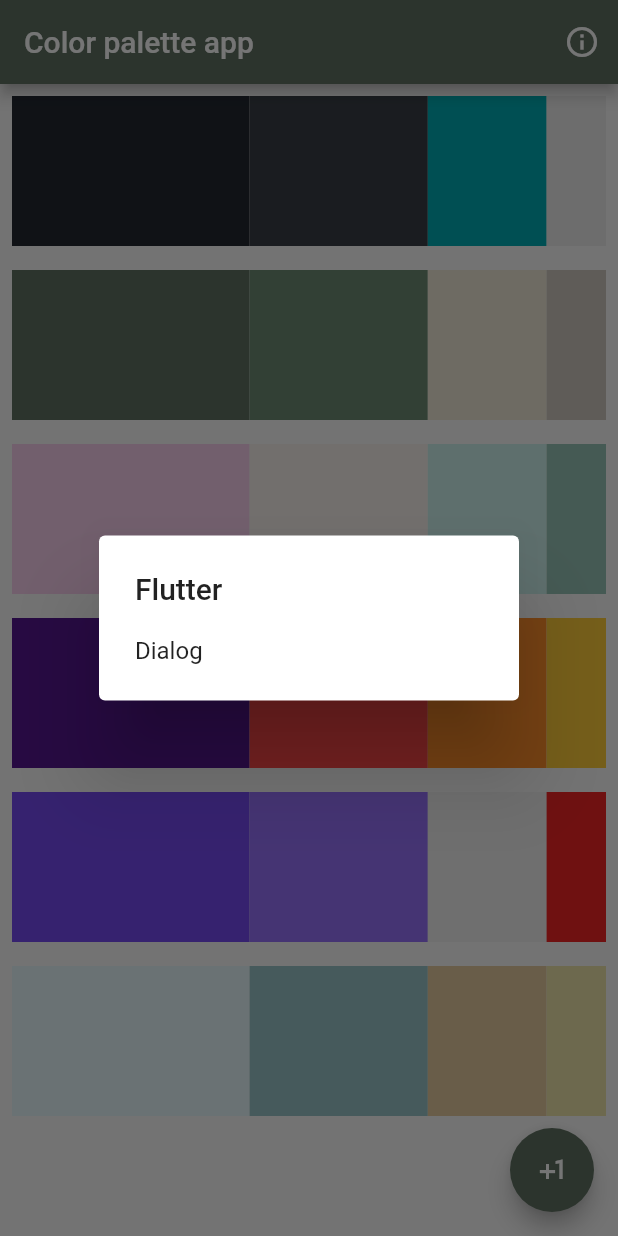
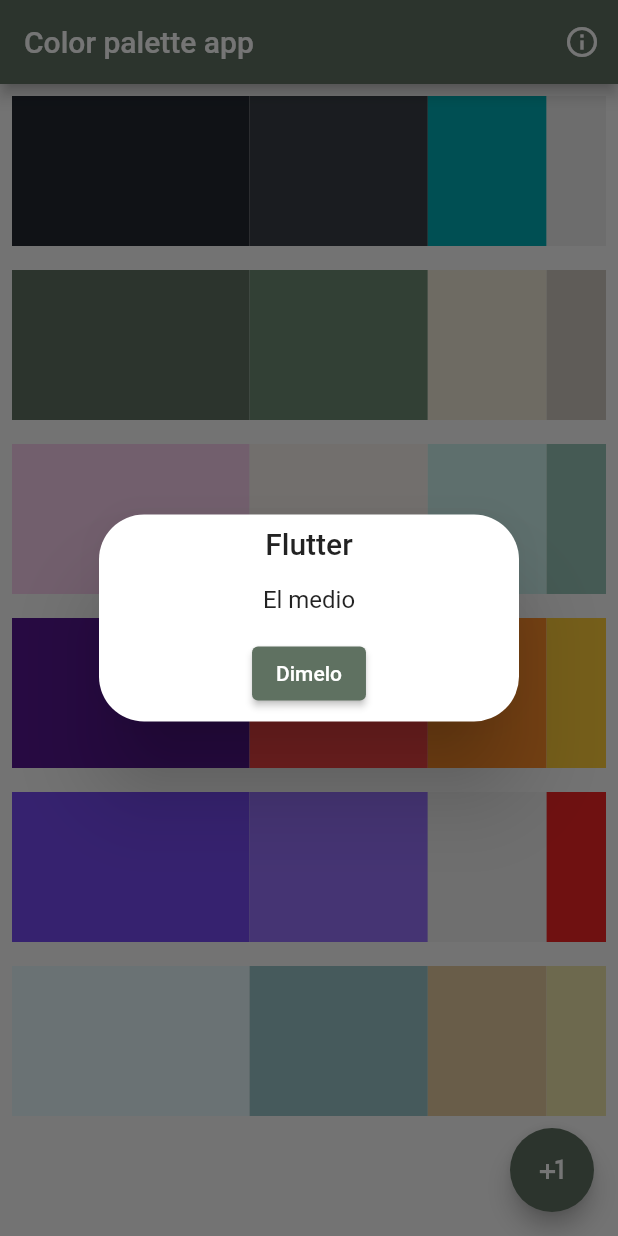
Before and after one commit to gonzalezsebastian/f_color_palette_state_widget_template, a Flutter app: the screen it shows after launch, after a tap on the "info outline" icon, on a phone screen of 412 x 824 dp. Run offline on Flutter 3.47's test engine with Material 2 defaults, Android fonts, the phone set to English and light mode, and no system bars; our stand-ins replace get, loggy.

Commit message:
Navbar color changed
Stateful widgets

```diff
--- a/lib/ui/my_app.dart
+++ b/lib/ui/my_app.dart
@@ -3,25 +3,34 @@ import 'package:get/get.dart';
 import '../utils/color_utils.dart';
 import 'pages/color_selection_page.dart';
 
-class MyApp extends StatelessWidget {
+class MyApp extends StatefulWidget {
   const MyApp({Key? key}) : super(key: key);
+  @override
+  State<MyApp> createState() => _MyAppState();
+}
 
+class _MyAppState extends State<MyApp> {
   // vamos a convertir este widget a uno con estado
-  // el estado va a ser el color que se aplica en el tema
-
+  String theColor = '5F7161';
   @override
   Widget build(BuildContext context) {
     // vamos a usar GetMaterialApp para pdoer usar un diálogo sin context
     return GetMaterialApp(
       theme: ThemeData(
         brightness: Brightness.light,
-        primarySwatch: ColorUtils.CreateMaterialColor('5F7161'),
+        primarySwatch: ColorUtils.CreateMaterialColor(theColor),
       ),
       debugShowCheckedModeBanner: false,
       home:
-          const ColorSelectionPage(), // vamos a pasarle updatePrimarySwatchColor como función
+          ColorSelectionPage(
+            callback: updatePrimarySwatchColor,
+          ), // vamos a pasarle updatePrimarySwatchColor como función
     );
   }
 
-  void updatePrimarySwatchColor(String value) {}
+  void updatePrimarySwatchColor(String value) {
+    setState(() {
+      theColor = value;
+    });
+  }
 }
--- a/lib/ui/pages/color_selection_page.dart
+++ b/lib/ui/pages/color_selection_page.dart
@@ -6,13 +6,22 @@ import '../../utils/color_utils.dart';
 import '../widgets/color_palette.dart';
 
 class ColorSelectionPage extends StatelessWidget {
-  const ColorSelectionPage({Key? key}) : super(key: key);
+  const ColorSelectionPage({Key? key, required this.callback})
+   : super(key: key);
+
+  final Function(String) callback;
 
   void showDialog() {
-    Get.dialog(const AlertDialog(
-      title: Text('Flutter'),
-      content: Text('Dialog'),
-    ));
+    Get.defaultDialog(
+      radius: 30,
+      title: 'Flutter',
+      middleText: "El medio",
+      confirm: ElevatedButton(
+        onPressed: (){
+          Get.back();
+        },
+        child: const Text("Dimelo"))
+    );
   }
 
   @override
@@ -81,6 +90,13 @@ class ColorSelectionPage extends StatelessWidget {
   }
 
   void showColor(String value) {
-    // aqui llamar al callback del main widget
+    callback(value);
+    Clipboard.setData(ClipboardData(text: value));
+    Get.snackbar(
+      'Color palette',
+      '#' + value,
+      backgroundColor: ColorUtils.FromHex(value),
+      snackPosition: SnackPosition.BOTTOM,
+    );
   }
 }
```
